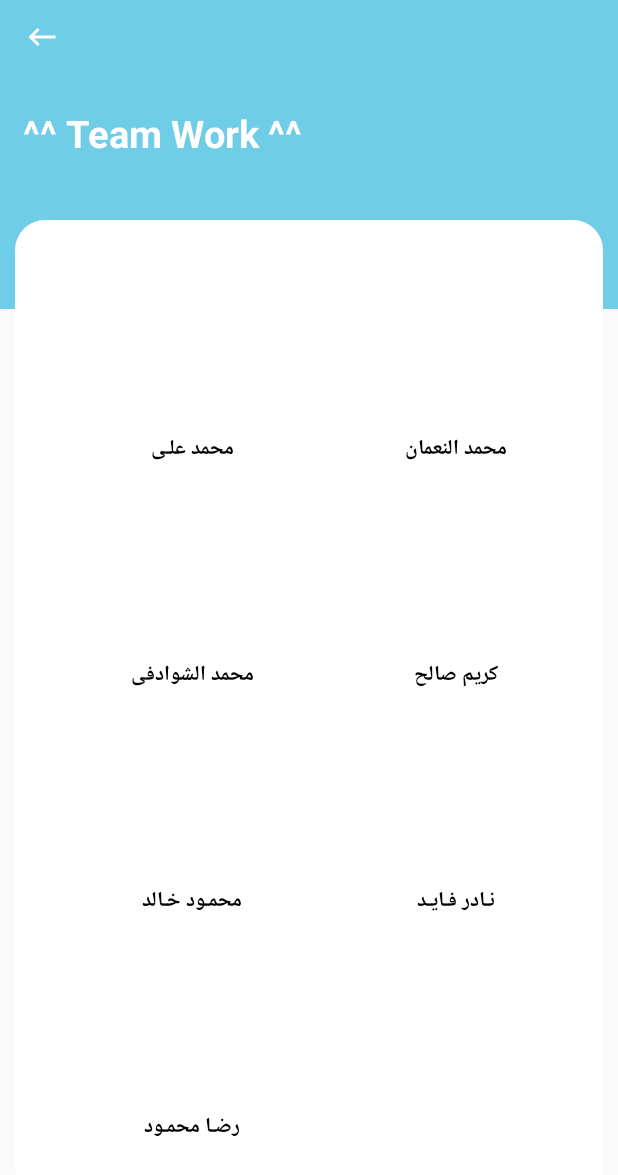
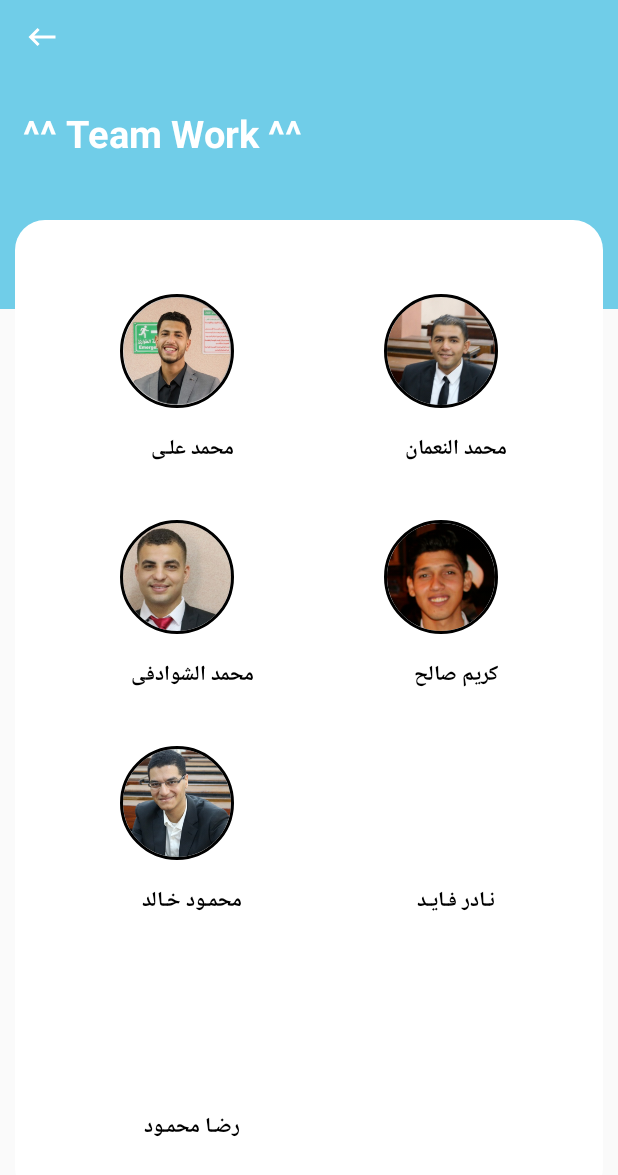
Before and after one commit to Mosad-Sayed/Welcome-Happy-Day, an Android app: the fragment TeamworkFragment shown on its own in the app's theme, scrolled down 360 dp, on a phone screen of 412 x 824 dp. Shown: the top 1175 px of the screen. Run offline under Robolectric (Android 15) with nearby library versions, the phone set to English and light mode, and no system bars; our stand-ins replace CircleImageView, Picasso; network calls fail; pictures from the network do not load.

Commit message:
team work

```diff
--- a/app/src/main/java/com/mosad/Happy_Day/Fragments/TeamworkFragment.java
+++ b/app/src/main/java/com/mosad/Happy_Day/Fragments/TeamworkFragment.java
@@ -45,32 +45,39 @@ public class TeamworkFragment extends Fragment {
         Data = new ArrayList<>();
         TeamItem firstitem = new TeamItem();
         firstitem.name = "الدكتور المشرف \n أ.د أحمد سعيد";
-        firstitem.image = R.drawable.logo;
+        firstitem.image = R.drawable.drahmed;
         Data.add(firstitem);
-
         TeamItem second = new TeamItem();
         second.name = "عضو الهيئة \n م. أحمد رياض";
+        second.image = R.drawable.eng;
         Data.add(second);
         TeamItem third = new TeamItem();
         third.name = "مسعد السيد";
+        third.image = R.drawable.mosad;
         Data.add(third);
         TeamItem four = new TeamItem();
         four.name = "محمد سعيد";
+        four.image = R.drawable.mohamed;
         Data.add(four);
         TeamItem five = new TeamItem();
         five.name = "محمد علـى";
+        five.image = R.drawable.ali;
         Data.add(five);
         TeamItem six = new TeamItem();
         six.name = "محمد النعمان";
+        six.image = R.drawable.naman;
         Data.add(six);
         TeamItem seven = new TeamItem();
         seven.name = "محمد الشوادفى";
+        seven.image = R.drawable.shawdfy;
         Data.add(seven);
         TeamItem eight = new TeamItem();
         eight.name = "كريم صالح";
+        eight.image = R.drawable.karim;
         Data.add(eight);
         TeamItem nine = new TeamItem();
         nine.name = "محمـود خـالد";
+        nine.image = R.drawable.mahmoud;
         Data.add(nine);
         TeamItem ten = new TeamItem();
         ten.name = "نـادر فـايـد";
```
Also changed, not shown: app/src/main/res/drawable/ali.png (added), app/src/main/res/drawable/drahmed.png (added), app/src/main/res/drawable/eng.png (added), app/src/main/res/drawable/karim.png (added), app/src/main/res/drawable/mahmoud.png (added), app/src/main/res/drawable/mohamed.png (added), app/src/main/res/drawable/mosad.png (added), app/src/main/res/drawable/naman.png (added), app/src/main/res/drawable/shawdfy.png (added).
